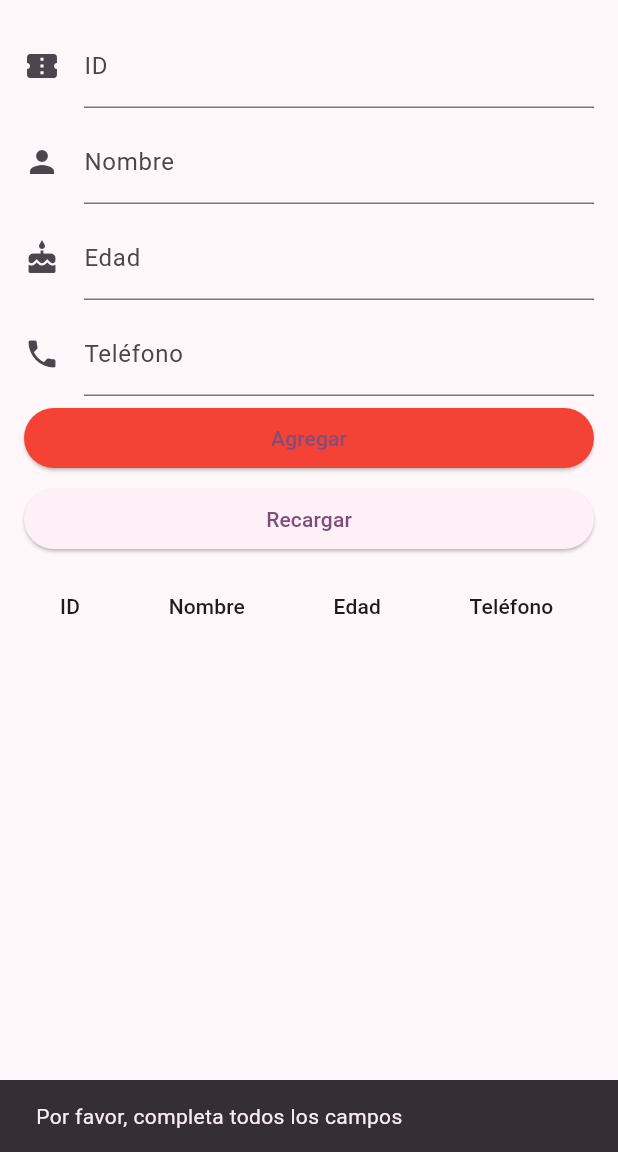
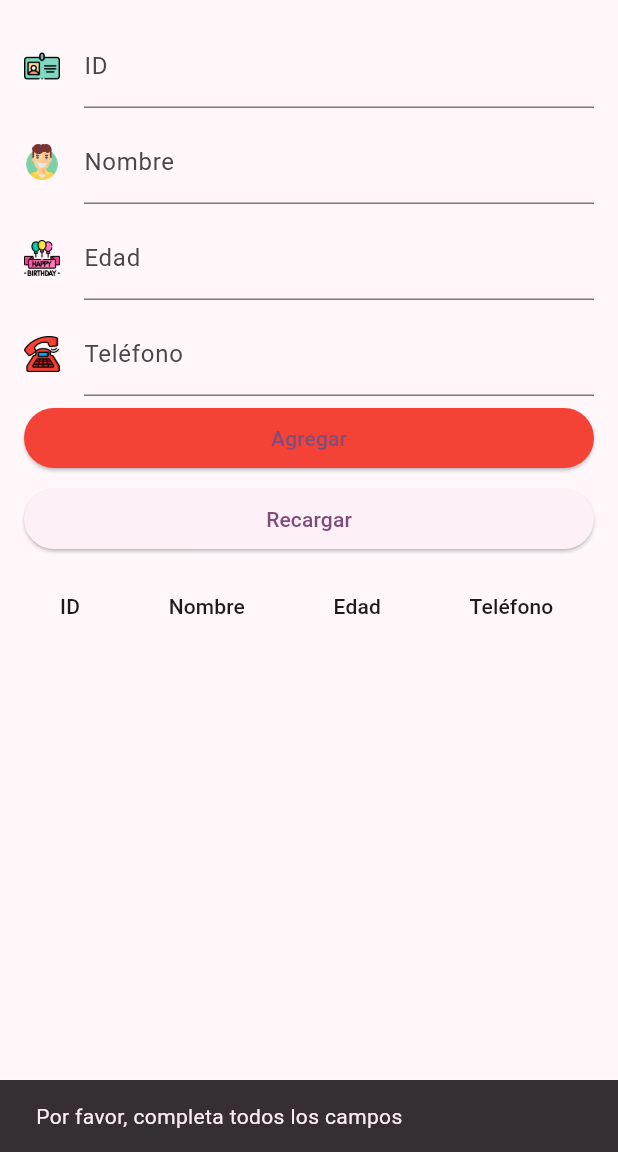
Before and after one commit to alexprogramador1996/practica3_sis, a Flutter app: the screen it shows after launch, after a tap on "Agregar", on a phone screen of 412 x 824 dp, the part 84-1236 px from its top. Run offline on Flutter 3.47's test engine with Material 2 defaults, Android fonts, the phone set to English and light mode, and no system bars; our stand-ins replace cloud_firestore, firebase_core; accounts and stored records are empty.

Commit message:
Se han reemplazado los iconos en el home

```diff
--- a/lib/pages/home.dart
+++ b/lib/pages/home.dart
@@ -81,7 +81,7 @@ class _MyHomePageState extends State<MyHomePage> {
       edadController.clear();
       telefonoController.clear();
 
-      _showSnackbar('Test agregado correctamente');
+      _showSnackbar('Registros guardados correctamente');
     } else {
       _showSnackbar('Por favor, completa todos los campos');
     }
@@ -133,7 +133,7 @@ class _MyHomePageState extends State<MyHomePage> {
               controller: idController,
               decoration: InputDecoration(
                 labelText: 'ID',
-                icon: Icon(Icons.confirmation_number),
+                icon: Image.asset('images/carne-de-identidad.png', width: 24, height: 24),
               ),
             ),
             SizedBox(height: 8.0),
@@ -141,7 +141,7 @@ class _MyHomePageState extends State<MyHomePage> {
               controller: nombreController,
               decoration: InputDecoration(
                 labelText: 'Nombre',
-                icon: Icon(Icons.person),
+                icon: Image.asset('images/cara-feliz.png', width: 24, height: 24),
               ),
             ),
             SizedBox(height: 8.0),
@@ -149,7 +149,7 @@ class _MyHomePageState extends State<MyHomePage> {
               controller: edadController,
               decoration: InputDecoration(
                 labelText: 'Edad',
-                icon: Icon(Icons.cake),
+                icon: Image.asset('images/feliz-cumpleanos.png', width: 24, height: 24),
               ),
             ),
             SizedBox(height: 8.0),
@@ -157,7 +157,7 @@ class _MyHomePageState extends State<MyHomePage> {
               controller: telefonoController,
               decoration: InputDecoration(
                 labelText: 'Teléfono',
-                icon: Icon(Icons.phone),
+                icon: Image.asset('images/telefono-fijo.png', width: 24, height: 24),
               ),
             ),
             SizedBox(height: 4.0),
```
